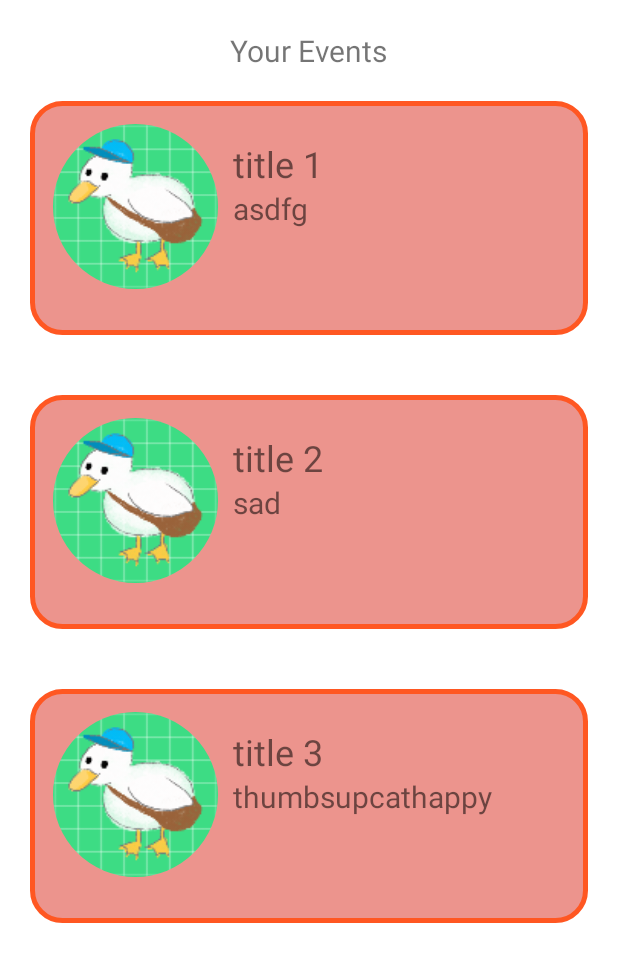
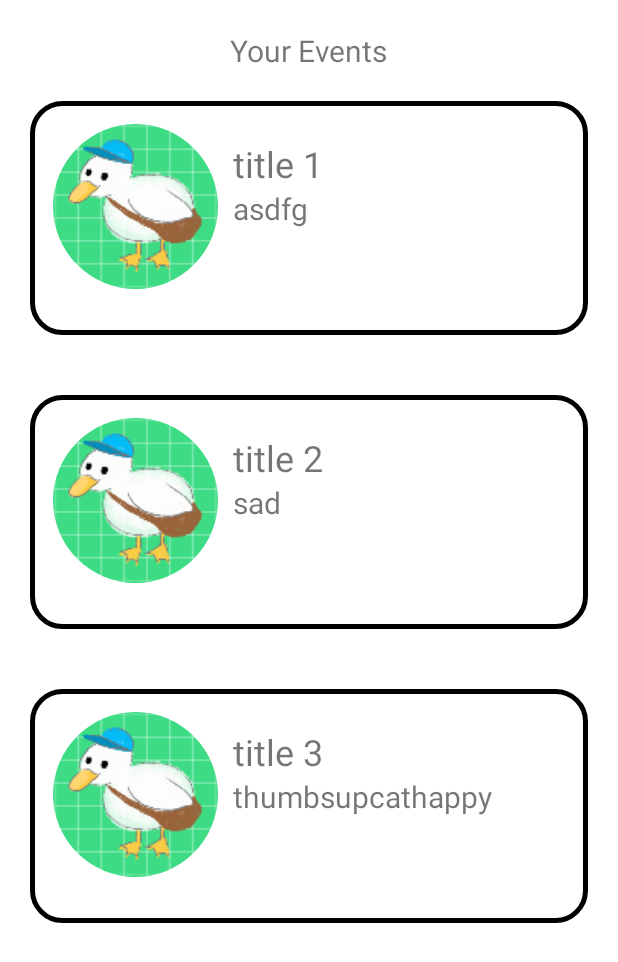
Before and after one commit to sallyklpoon/pocket-scouts, an Android app: the EventListActivity screen opened directly, with no data from a screen before it, on a phone screen of 412 x 824 dp. Shown: the top 962 px of the screen. Run offline under Robolectric (Android 15) with nearby library versions, the phone set to English and light mode, and no system bars; our stand-ins replace CircleImageView.

Commit message:
removed random file; removed hardcoded colours

```diff
--- a/app/src/main/res/drawable/event_list_item_border.xml
+++ b/app/src/main/res/drawable/event_list_item_border.xml
@@ -2,6 +2,6 @@
 <shape xmlns:android="http://schemas.android.com/apk/res/android" android:shape="rectangle">
     <corners android:radius="20dp"/>
     <padding android:left="10dp" android:right="10dp" android:top="10dp" android:bottom="10dp"/>
-    <stroke android:width="3dp" android:color="#FF5722"/>
-    <solid android:color="#EC948D" />
+    <stroke android:width="3dp" android:color="@color/black"/>
+    <solid android:color="@color/white" />
 </shape>
```
Also changed, not shown: 1 other file.
